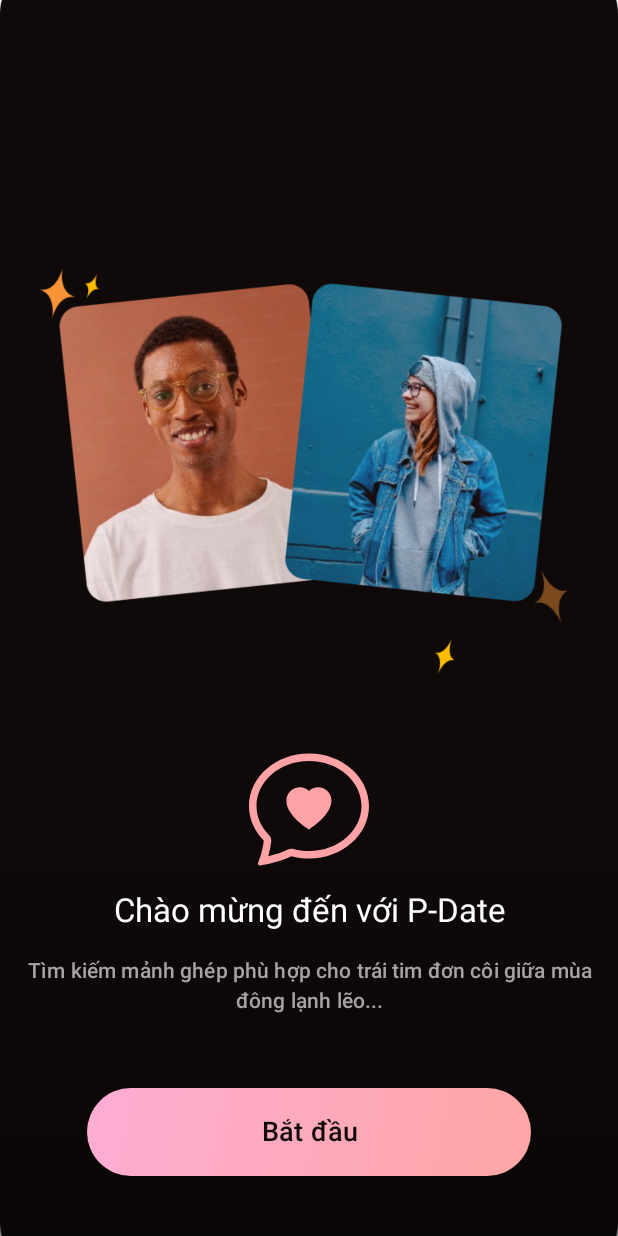
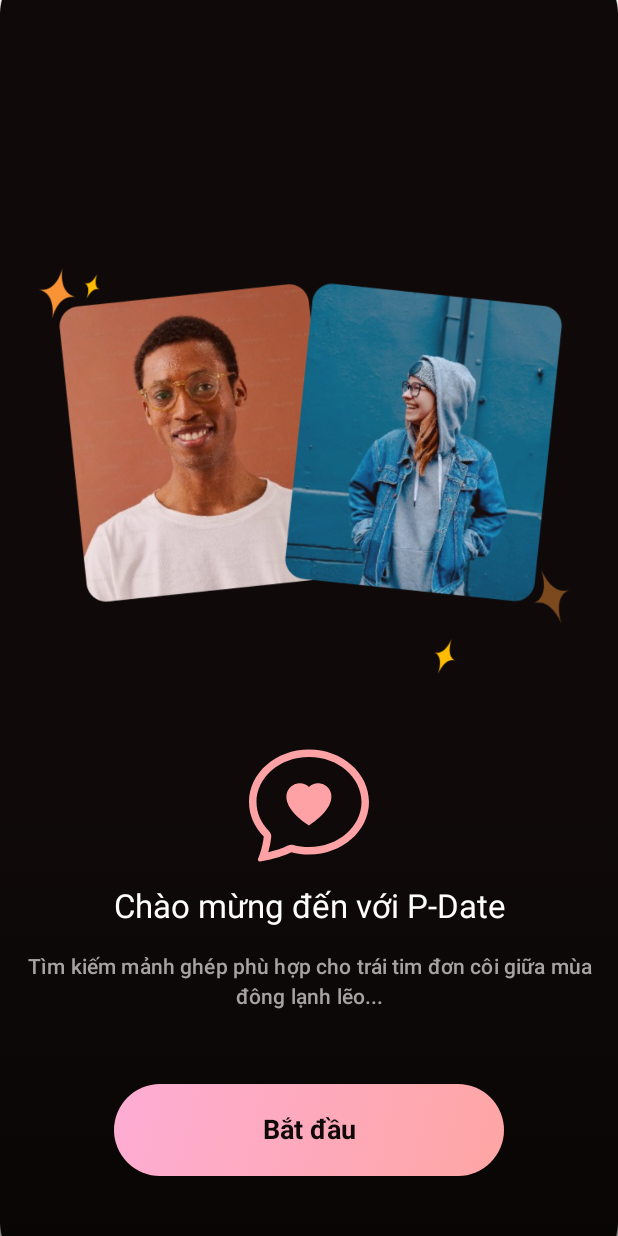
Before and after one commit to Nox-Infinity-Apps/pdate-mobile, an Android app built with Jetpack Compose: the @Preview function OnboardingScreenPreview, on a phone screen of 412 x 824 dp. Run offline under Robolectric (Android 15) with nearby library versions, the phone set to English and light mode, and no system bars; our stand-ins replace accompanist.

Commit message:
fix: button & label on onboarding

```diff
--- a/app/src/main/java/com/noxinfinity/pdate/ui/common/components/GradientButton.kt
+++ b/app/src/main/java/com/noxinfinity/pdate/ui/common/components/GradientButton.kt
@@ -1,43 +1,54 @@
 package com.noxinfinity.pdate.ui.common.components
 
 import androidx.compose.foundation.background
+import androidx.compose.foundation.clickable
 import androidx.compose.foundation.interaction.MutableInteractionSource
+import androidx.compose.foundation.layout.Box
 import androidx.compose.foundation.layout.padding
 import androidx.compose.foundation.shape.RoundedCornerShape
-import androidx.compose.material3.Button
-import androidx.compose.material3.ButtonDefaults
 import androidx.compose.material3.Text
 import androidx.compose.runtime.Composable
 import androidx.compose.runtime.remember
 import androidx.compose.ui.Modifier
 import androidx.compose.ui.graphics.Brush
 import androidx.compose.ui.graphics.Color
+import androidx.compose.ui.text.font.FontWeight
 import androidx.compose.ui.text.style.TextAlign
 import androidx.compose.ui.unit.TextUnit
 import androidx.compose.ui.unit.dp
 import androidx.compose.ui.unit.sp
 
 @Composable
-fun GradientButton(title: String, labelColor: Color = Color(0xff0f0a09), modifier: Modifier = Modifier, colors: List<Color> = listOf(Color(0xFF4CAF50), Color(0xFF81C784)), labelFontSize: TextUnit = 16.sp, textModifier: Modifier = Modifier, onClick: () -> Unit) {
-    Button(
-        onClick = onClick,
-        colors = ButtonDefaults.buttonColors(containerColor = Color.Transparent),
+fun GradientButton(
+    title: String,
+    labelColor: Color = Color(0xff0f0a09),
+    modifier: Modifier = Modifier,
+    colors: List<Color> = listOf(Color(0xFF4CAF50), Color(0xFF81C784)),
+    labelFontSize: TextUnit = 16.sp,
+    textModifier: Modifier = Modifier,
+    onClick: () -> Unit
+) {
+    Box(
         modifier = modifier
             .background(
-                brush = Brush.linearGradient(
-                    colors = colors
-                ),
+                brush = Brush.linearGradient(colors = colors),
                 shape = RoundedCornerShape(999.dp)
-            ).padding(vertical = 5.dp, horizontal = 24.dp),
-        interactionSource = remember { MutableInteractionSource() },
-        elevation = ButtonDefaults.buttonElevation(0.dp),
+            )
+            .clickable(
+                interactionSource = remember { MutableInteractionSource() },
+                indication = null
+            ) {
+                onClick()
+            }
+            .padding(vertical = 20.dp, horizontal = 30.dp)
     ) {
         Text(
             text = title,
             color = labelColor,
             textAlign = TextAlign.Center,
             modifier = textModifier,
-            fontSize = labelFontSize
+            fontSize = labelFontSize,
+            fontWeight = FontWeight.Bold
         )
     }
 }
```
